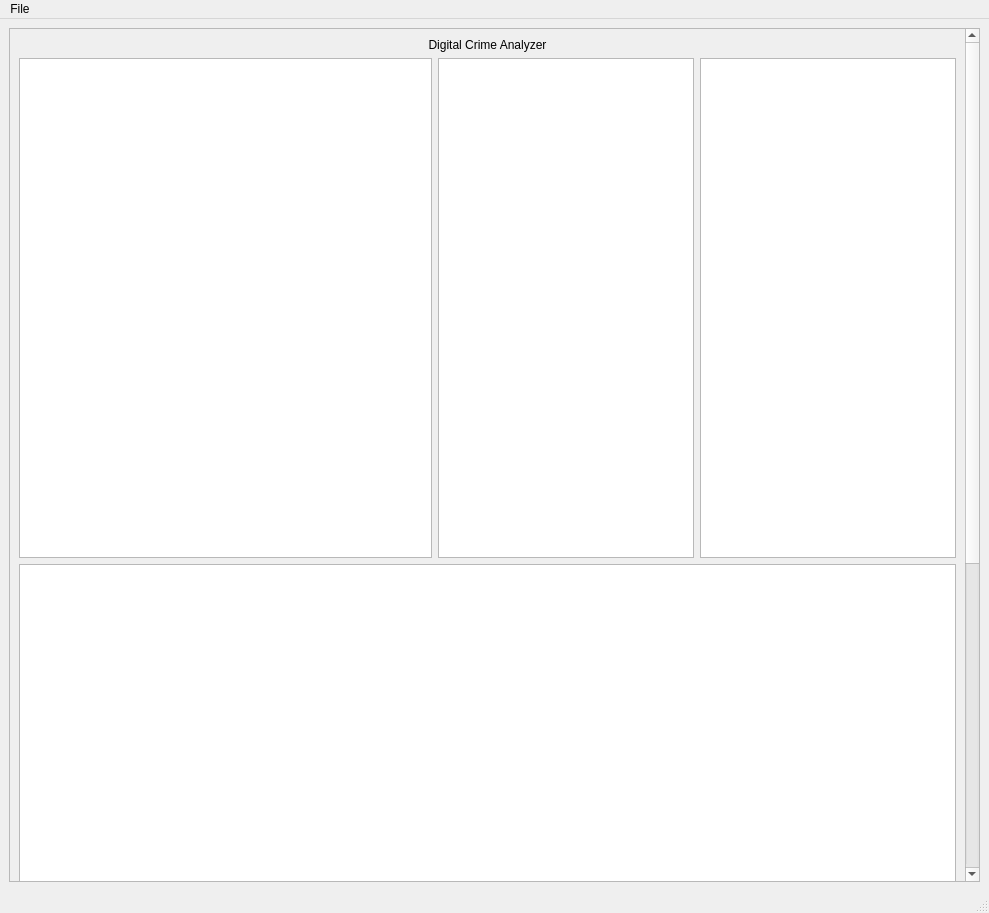
bitxer/ICT1002-Py, file client/gui/main.ui: the form before one commit.
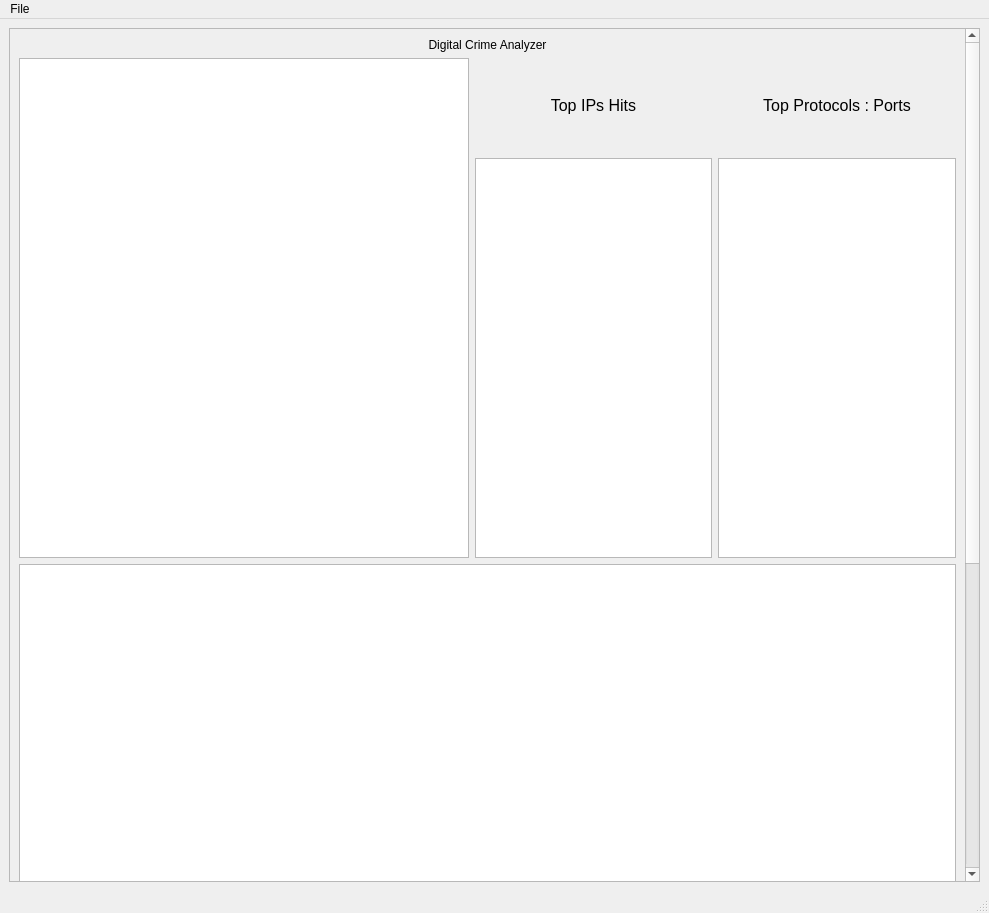
The form after the commit. Custom widgets are drawn as their Qt base class.

The edit to the form file:
```diff
--- a/client/gui/main.ui
+++ b/client/gui/main.ui
@@ -30,7 +30,7 @@
        <property name="geometry">
         <rect>
          <x>0</x>
-         <y>-501</y>
+         <y>0</y>
          <width>952</width>
          <height>1353</height>
         </rect>
@@ -76,7 +76,7 @@
             </property>
             <property name="minimumSize">
              <size>
-              <width>400</width>
+              <width>450</width>
               <height>500</height>
              </size>
             </property>
@@ -91,9 +91,63 @@
            </widget>
           </item>
           <item>
-           <layout class="QHBoxLayout" name="horizontalLayout_2">
-            <item>
-             <widget class="QTableWidget" name="toplist">
+           <layout class="QGridLayout" name="gridLayout">
+            <item row="0" column="0">
+             <widget class="QLabel" name="label">
+              <property name="sizePolicy">
+               <sizepolicy hsizetype="Minimum" vsizetype="Minimum">
+                <horstretch>0</horstretch>
+                <verstretch>0</verstretch>
+               </sizepolicy>
+              </property>
+              <property name="minimumSize">
+               <size>
+                <width>225</width>
+                <height>0</height>
+               </size>
+              </property>
+              <property name="font">
+               <font>
+                <pointsize>12</pointsize>
+               </font>
+              </property>
+              <property name="text">
+               <string>Top IPs Hits</string>
+              </property>
+              <property name="alignment">
+               <set>Qt::AlignCenter</set>
+              </property>
+             </widget>
+            </item>
+            <item row="0" column="1">
+             <widget class="QLabel" name="label_2">
+              <property name="sizePolicy">
+               <sizepolicy hsizetype="Minimum" vsizetype="Minimum">
+                <horstretch>0</horstretch>
+                <verstretch>0</verstretch>
+               </sizepolicy>
+              </property>
+              <property name="minimumSize">
+               <size>
+                <width>225</width>
+                <height>0</height>
+               </size>
+              </property>
+              <property name="font">
+               <font>
+                <pointsize>12</pointsize>
+               </font>
+              </property>
+              <property name="text">
+               <string>Top Protocols : Ports</string>
+              </property>
+              <property name="alignment">
+               <set>Qt::AlignCenter</set>
+              </property>
+             </widget>
+            </item>
+            <item row="1" column="0">
+             <widget class="QTableWidget" name="topip">
               <property name="sizePolicy">
                <sizepolicy hsizetype="Preferred" vsizetype="Preferred">
                 <horstretch>0</horstretch>
@@ -102,8 +156,8 @@
               </property>
               <property name="minimumSize">
                <size>
-                <width>200</width>
-                <height>250</height>
+                <width>150</width>
+                <height>400</height>
                </size>
               </property>
               <property name="font">
@@ -134,7 +188,7 @@
               </attribute>
              </widget>
             </item>
-            <item>
+            <item row="1" column="1">
              <widget class="QTableWidget" name="topports">
               <property name="sizePolicy">
                <sizepolicy hsizetype="Preferred" vsizetype="Preferred">
@@ -145,7 +199,7 @@
               <property name="minimumSize">
                <size>
                 <width>150</width>
-                <height>250</height>
+                <height>400</height>
                </size>
               </property>
               <property name="font">
@@ -153,6 +207,9 @@
                 <pointsize>12</pointsize>
                </font>
               </property>
+              <attribute name="horizontalHeaderVisible">
+               <bool>false</bool>
+              </attribute>
               <attribute name="horizontalHeaderMinimumSectionSize">
                <number>100</number>
               </attribute>
```
Left out of the diff: 6 changed lines with no effect on the pictures.
